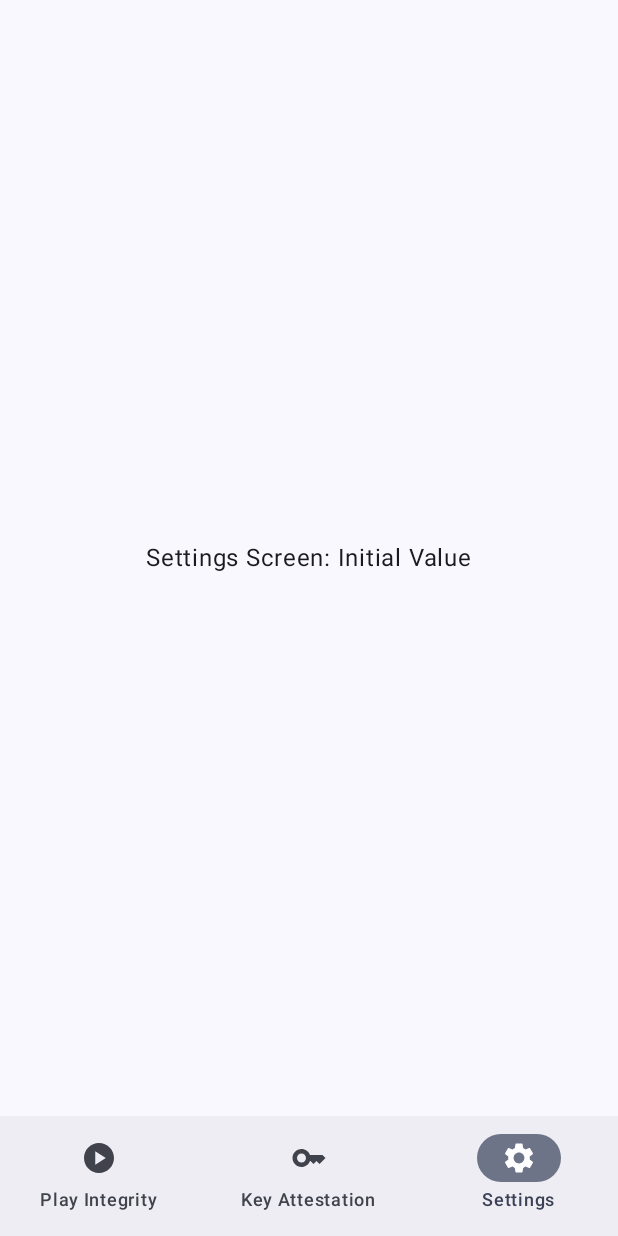
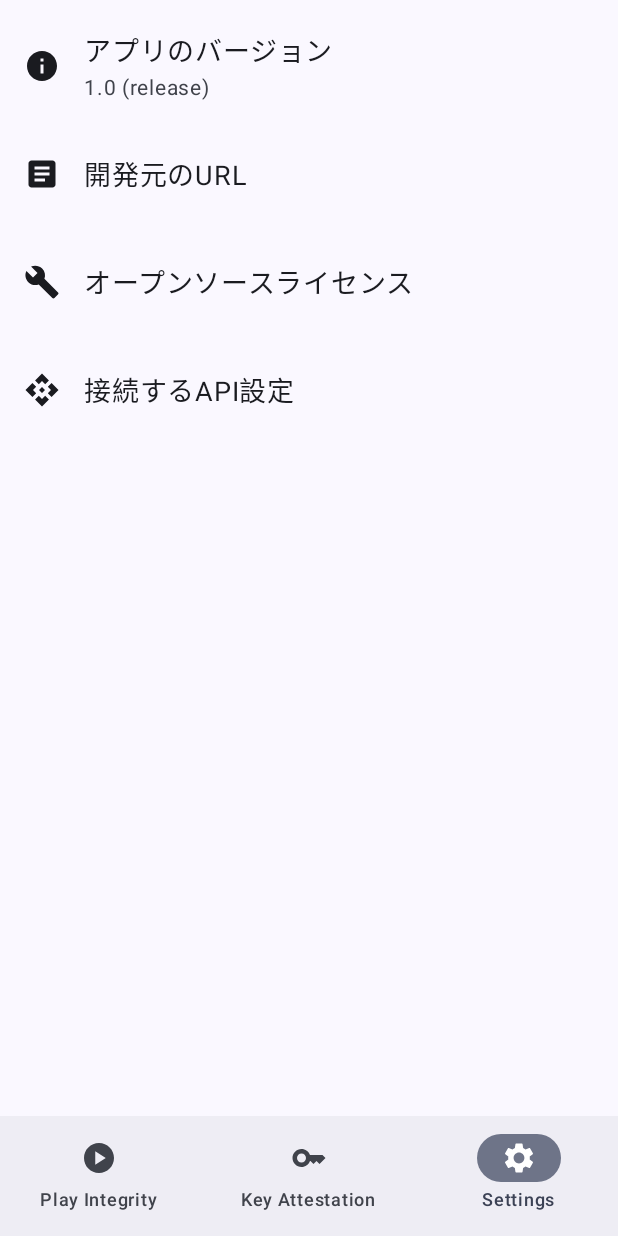
Before and after one commit to keiji/android-device-integrity, an Android app built with Jetpack Compose: the SettingsScreen screen opened through its navigation route, on a phone screen of 412 x 824 dp. Run offline under Robolectric (Android 15) with nearby library versions, the phone set to English and light mode, and no system bars.

Commit message:
feat: Implement settings screen menu UI
- Add a scrollable Column to display menu items.
- Create a SettingsMenuItem composable for individual menu items.
- Display app version, developer URL, OSS licenses, and API settings.
- Style menu items to resemble Android native menus with increased height and font size.
- Add previews for SettingsScreen and SettingsMenuItem.

```diff
--- a/android/app/src/main/java/dev/keiji/deviceintegrity/ui/settings/SettingsScreen.kt
+++ b/android/app/src/main/java/dev/keiji/deviceintegrity/ui/settings/SettingsScreen.kt
@@ -1,26 +1,137 @@
 package dev.keiji.deviceintegrity.ui.settings
 
-import androidx.compose.foundation.layout.Box
+import androidx.compose.foundation.clickable
+import androidx.compose.foundation.layout.Arrangement
+import androidx.compose.foundation.layout.Column
+import androidx.compose.foundation.layout.Row
+import androidx.compose.foundation.layout.Spacer
 import androidx.compose.foundation.layout.fillMaxSize
+import androidx.compose.foundation.layout.fillMaxWidth
+import androidx.compose.foundation.layout.height
+import androidx.compose.foundation.layout.padding
+import androidx.compose.foundation.layout.width
+import androidx.compose.foundation.rememberScrollState
+import androidx.compose.foundation.verticalScroll
+import androidx.compose.material.icons.Icons
+import androidx.compose.material.icons.filled.Api
+import androidx.compose.material.icons.filled.Article
+import androidx.compose.material.icons.filled.Build
+import androidx.compose.material.icons.filled.Info
+import androidx.compose.material3.Icon
+import androidx.compose.material3.MaterialTheme
+import androidx.compose.material3.Surface
 import androidx.compose.material3.Text
 import androidx.compose.runtime.Composable
 import androidx.compose.runtime.getValue
 import androidx.compose.ui.Alignment
 import androidx.compose.ui.Modifier
+import androidx.compose.ui.graphics.vector.ImageVector
+import androidx.compose.ui.tooling.preview.Preview
+import androidx.compose.ui.unit.dp
+import androidx.compose.ui.unit.sp
 import androidx.lifecycle.compose.collectAsStateWithLifecycle
 import androidx.lifecycle.viewmodel.compose.viewModel
+import dev.keiji.deviceintegrity.BuildConfig
+import dev.keiji.deviceintegrity.ui.theme.DeviceIntegrityTheme
 
 @Composable
 fun SettingsScreen(
-    viewModel: SettingsViewModel = viewModel()
+    viewModel: SettingsViewModel = viewModel(),
+    onNavigateToOssLicenses: () -> Unit = {},
+    onNavigateToApiSettings: () -> Unit = {},
+    onNavigateToDeveloperInfo: () -> Unit = {},
 ) {
     val uiState by viewModel.uiState.collectAsStateWithLifecycle()
+    val scrollState = rememberScrollState()
 
-    Box(
-        modifier = Modifier.fillMaxSize(),
-        contentAlignment = Alignment.Center
+    Column(
+        modifier = Modifier
+            .fillMaxSize()
+            .verticalScroll(scrollState)
+            .padding(vertical = 8.dp)
     ) {
-        Text(text = "Settings Screen: ${uiState.sampleSetting}")
-        // TODO: Display actual settings UI
+        SettingsMenuItem(
+            icon = Icons.Default.Info,
+            title = "アプリのバージョン",
+            subtitle = "${BuildConfig.VERSION_NAME} (${BuildConfig.BUILD_TYPE})",
+            onClick = { /* No action for now */ }
+        )
+        SettingsMenuItem(
+            icon = Icons.Default.Article,
+            title = "開発元のURL",
+            onClick = onNavigateToDeveloperInfo
+        )
+        SettingsMenuItem(
+            icon = Icons.Default.Build,
+            title = "オープンソースライセンス",
+            onClick = onNavigateToOssLicenses
+        )
+        SettingsMenuItem(
+            icon = Icons.Default.Api,
+            title = "接続するAPI設定",
+            onClick = onNavigateToApiSettings
+        )
+        // TODO: Display actual settings UI using uiState.sampleSetting if needed
     }
 }
+
+@Composable
+fun SettingsMenuItem(
+    icon: ImageVector,
+    title: String,
+    subtitle: String? = null,
+    onClick: () -> Unit
+) {
+    Surface(
+        modifier = Modifier
+            .fillMaxWidth()
+            .clickable(onClick = onClick)
+            .padding(horizontal = 16.dp, vertical = 12.dp) // Increased padding for height
+    ) {
+        Row(
+            verticalAlignment = Alignment.CenterVertically,
+            horizontalArrangement = Arrangement.Start,
+            modifier = Modifier.height(48.dp) // Increased height for menu item
+        ) {
+            Icon(
+                imageVector = icon,
+                contentDescription = title,
+                modifier = Modifier.padding(end = 16.dp)
+            )
+            Column {
+                Text(
+                    text = title,
+                    fontSize = 18.sp // Increased font size
+                )
+                if (subtitle != null) {
+                    Text(
+                        text = subtitle,
+                        fontSize = 14.sp,
+                        color = MaterialTheme.colorScheme.onSurfaceVariant
+                    )
+                }
+            }
+        }
+    }
+}
+
+@Preview(showBackground = true)
+@Composable
+fun SettingsScreenPreview() {
+    DeviceIntegrityTheme {
+        SettingsScreen()
+    }
+}
+
+@Preview(showBackground = true)
+@Composable
+fun SettingsMenuItemPreview() {
+    DeviceIntegrityTheme {
+        SettingsMenuItem(
+            icon = Icons.Default.Info,
+            title = "アプリのバージョン",
+            subtitle = "1.0.0 (debug)",
+            onClick = {}
+        )
+    }
+}
```
